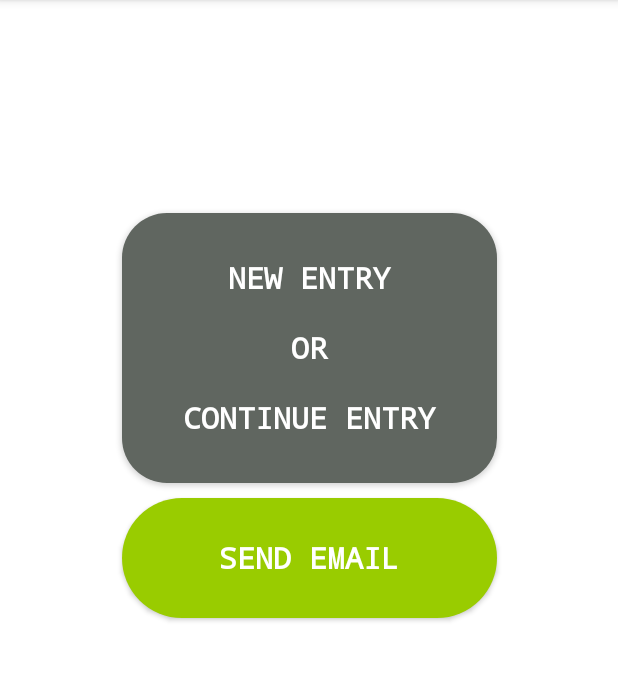
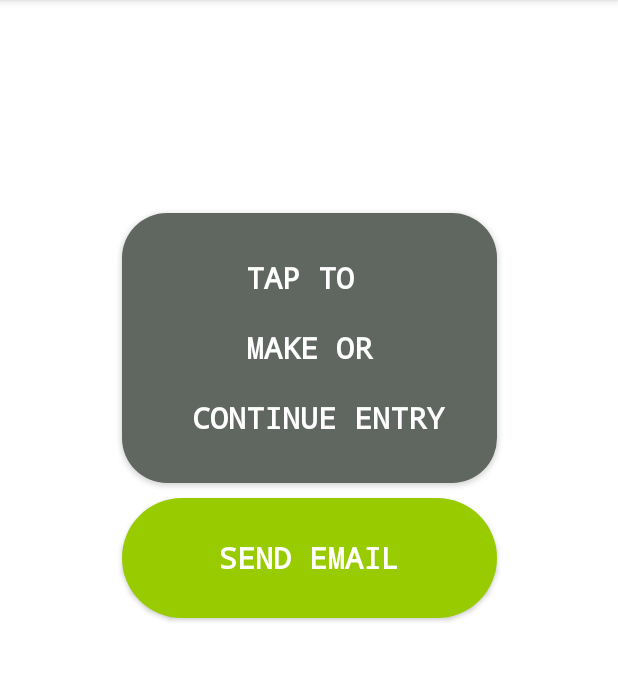
Before and after one commit to samlli/Museum-Inventory-Tracker, an Android app: the screen it shows after launch (MainActivity), on a phone screen of 412 x 824 dp, the part 84-765 px from its top. Run offline under Robolectric (Android 15) with nearby library versions, the phone set to English and light mode, and no system bars.

Commit message:
minor text formatting

```diff
--- a/QRCodeScanner-master/app/src/main/java/com/blikoon/qrcodescannerlibrary/LogEntry.java
+++ b/QRCodeScanner-master/app/src/main/java/com/blikoon/qrcodescannerlibrary/LogEntry.java
@@ -30,6 +30,6 @@ public class LogEntry {
 
     public String toString()
     {
-        return painting + " was put on " + rack + " on " + time;
+        return painting + " was moved at " + time + " to " + rack;
     }
 }
--- a/QRCodeScanner-master/app/src/main/java/com/blikoon/qrcodescannerlibrary/MainActivity.java
+++ b/QRCodeScanner-master/app/src/main/java/com/blikoon/qrcodescannerlibrary/MainActivity.java
@@ -213,7 +213,7 @@ public class MainActivity extends AppCompatActivity {
         String entries = "";
         for(int i = 0; i < currentLog.size(); i++)
         {
-            entries += currentLog.get(i).toString() + "\n";
+            entries += currentLog.get(i).toString() + "\n\n";
         }
 
         return entries;
--- a/QRCodeScanner-master/app/src/main/res/values/strings.xml
+++ b/QRCodeScanner-master/app/src/main/res/values/strings.xml
@@ -1,5 +1,5 @@
 <resources>
     <string name="app_name">Nasher QR Scanner</string>
     <string name="sendMail">Send Email</string>
-    <string name="entry_button">New Entry\n\n or \n\nContinue Entry</string>
+    <string name="entry_button">Tap to \n\nMake or\n\n Continue Entry</string>
 </resources>
```
Also changed, not shown: QRCodeScanner-master/build.gradle (+8 -0 lines), 1 other file.
